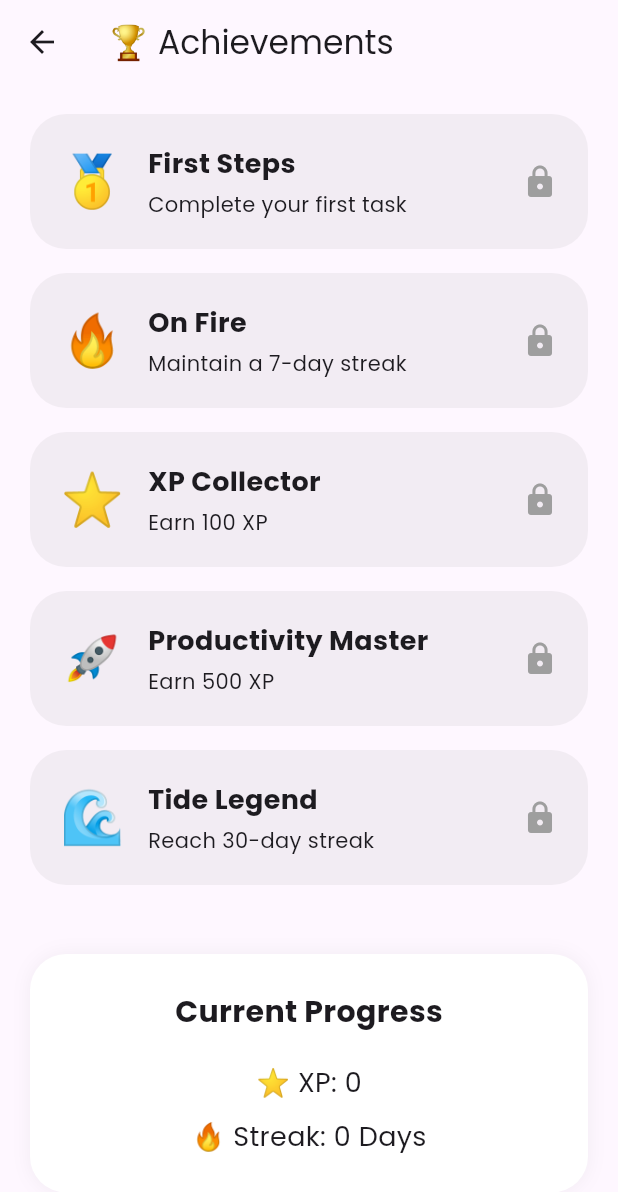
After one commit to arssuru25-lang/tide-pro, a Flutter app: the screen it shows once a user with an empty profile is signed in, item 4 of the bottom bar chosen, scrolled down 354 dp, after a tap on "Achievements", on a phone screen of 412 x 824 dp. The commit adds this screen. Shown: the top 1192 px of the screen. Run offline on Flutter 3.47's test engine with Material 3 defaults, Android fonts, the phone set to English and light mode, and no system bars; our stand-ins replace animated_text_kit, cloud_firestore, firebase_auth, firebase_core, google_fonts, shared_preferences and 1 more; accounts and stored records are empty.

Commit message:
Added achievements system

```diff
--- /dev/null
+++ b/lib/screens/achievements_screen.dart
@@ -0,0 +1,202 @@
+import 'package:flutter/material.dart';
+import '../services/user_stats_service.dart';
+
+class AchievementsScreen extends StatelessWidget {
+  const AchievementsScreen({super.key});
+
+  @override
+  Widget build(BuildContext context) {
+    final isDark =
+        Theme.of(context).brightness ==
+            Brightness.dark;
+
+    return Scaffold(
+      appBar: AppBar(
+        title: const Text('🏆 Achievements'),
+      ),
+      body: StreamBuilder(
+        stream: UserStatsService.statsStream(),
+        builder: (context, snapshot) {
+          if (!snapshot.hasData ||
+              snapshot.data!.data() == null) {
+            return const Center(
+              child: CircularProgressIndicator(),
+            );
+          }
+
+          final data =
+              snapshot.data!.data()
+                  as Map<String, dynamic>;
+
+          final xp = data['xp'] ?? 0;
+          final streak = data['streak'] ?? 0;
+
+          return ListView(
+            padding: const EdgeInsets.all(20),
+            children: [
+              _achievementCard(
+                context,
+                icon: '🥇',
+                title: 'First Steps',
+                subtitle:
+                    'Complete your first task',
+                unlocked: xp >= 10,
+                color: Colors.amber,
+              ),
+
+              _achievementCard(
+                context,
+                icon: '🔥',
+                title: 'On Fire',
+                subtitle:
+                    'Maintain a 7-day streak',
+                unlocked: streak >= 7,
+                color: Colors.orange,
+              ),
+
+              _achievementCard(
+                context,
+                icon: '⭐',
+                title: 'XP Collector',
+                subtitle: 'Earn 100 XP',
+                unlocked: xp >= 100,
+                color: Colors.blue,
+              ),
+
+              _achievementCard(
+                context,
+                icon: '🚀',
+                title: 'Productivity Master',
+                subtitle: 'Earn 500 XP',
+                unlocked: xp >= 500,
+                color: Colors.purple,
+              ),
+
+              _achievementCard(
+                context,
+                icon: '🌊',
+                title: 'Tide Legend',
+                subtitle:
+                    'Reach 30-day streak',
+                unlocked: streak >= 30,
+                color: Colors.teal,
+              ),
+
+              const SizedBox(height: 30),
+
+              Container(
+                padding: const EdgeInsets.all(24),
+                decoration: BoxDecoration(
+                  color: isDark
+                      ? const Color(0xFF1A1A2E)
+                      : Colors.white,
+                  borderRadius:
+                      BorderRadius.circular(24),
+                  boxShadow: [
+                    BoxShadow(
+                      color: Colors.black.withValues(
+                        alpha: 0.05,
+                      ),
+                      blurRadius: 10,
+                    ),
+                  ],
+                ),
+                child: Column(
+                  children: [
+                    const Text(
+                      'Current Progress',
+                      style: TextStyle(
+                        fontSize: 20,
+                        fontWeight:
+                            FontWeight.bold,
+                      ),
+                    ),
+                    const SizedBox(height: 20),
+
+                    Text(
+                      '⭐ XP: $xp',
+                      style: const TextStyle(
+                        fontSize: 18,
+                      ),
+                    ),
+
+                    const SizedBox(height: 10),
+
+                    Text(
+                      '🔥 Streak: $streak Days',
+                      style: const TextStyle(
+                        fontSize: 18,
+                      ),
+                    ),
+                  ],
+                ),
+              ),
+            ],
+          );
+        },
+      ),
+    );
+  }
+
+  Widget _achievementCard(
+    BuildContext context, {
+    required String icon,
+    required String title,
+    required String subtitle,
+    required bool unlocked,
+    required Color color,
+  }) {
+    return Container(
+      margin: const EdgeInsets.only(bottom: 16),
+      padding: const EdgeInsets.all(20),
+      decoration: BoxDecoration(
+        color: unlocked
+            ? color.withValues(alpha: 0.15)
+            : Colors.grey.withValues(alpha: 0.12),
+        borderRadius: BorderRadius.circular(24),
+      ),
+      child: Row(
+        children: [
+          Text(
+            icon,
+            style: const TextStyle(
+              fontSize: 34,
+            ),
+          ),
+
+          const SizedBox(width: 16),
+
+          Expanded(
+            child: Column(
+              crossAxisAlignment:
+                  CrossAxisAlignment.start,
+              children: [
+                Text(
+                  title,
+                  style: const TextStyle(
+                    fontSize: 18,
+                    fontWeight:
+                        FontWeight.bold,
+                  ),
+                ),
+
+                const SizedBox(height: 4),
+
+                Text(subtitle),
+              ],
+            ),
+          ),
+
+          Icon(
+            unlocked
+                ? Icons.lock_open
+                : Icons.lock,
+            color: unlocked
+                ? Colors.green
+                : Colors.grey,
+          ),
+        ],
+      ),
+    );
+  }
+}
--- a/lib/screens/settings_screen.dart
+++ b/lib/screens/settings_screen.dart
@@ -6,6 +6,7 @@ import '../services/auth_service.dart';
 import 'package:cloud_firestore/cloud_firestore.dart';
 import '../services/user_stats_service.dart';
 import 'package:firebase_auth/firebase_auth.dart';
+import 'achievements_screen.dart';
 class SettingsScreen extends StatefulWidget {
   final List<Task> tasks;
   final VoidCallback onTasksCleared;
@@ -316,6 +317,35 @@ Card(
             ),
           ),
           Card(
+  shape: RoundedRectangleBorder(
+    borderRadius: BorderRadius.circular(18),
+  ),
+  child: ListTile(
+    leading: const Icon(
+      Icons.emoji_events,
+      color: Colors.amber,
+    ),
+    title: const Text(
+      'Achievements',
+    ),
+    subtitle: const Text(
+      'View your progress',
+    ),
+    trailing: const Icon(
+      Icons.chevron_right,
+    ),
+    onTap: () {
+      Navigator.push(
+        context,
+        MaterialPageRoute(
+          builder: (_) =>
+              const AchievementsScreen(),
+        ),
+      );
+    },
+  ),
+),
+          Card(
             shape: RoundedRectangleBorder(
               borderRadius: BorderRadius.circular(18),
             ),
```
